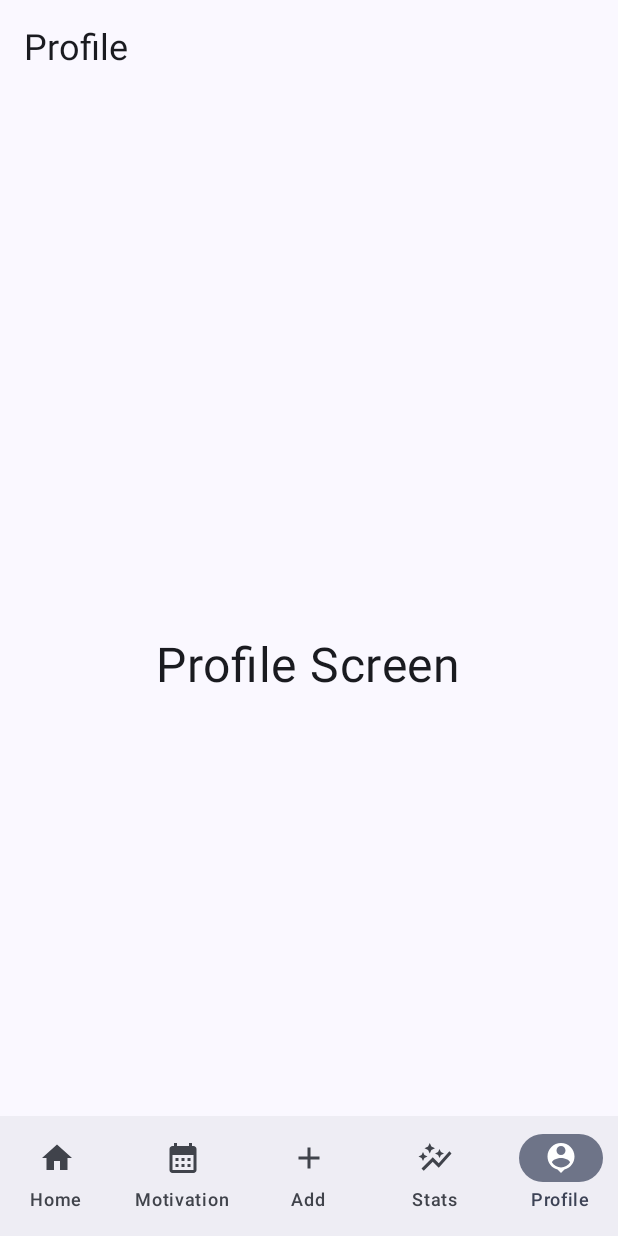
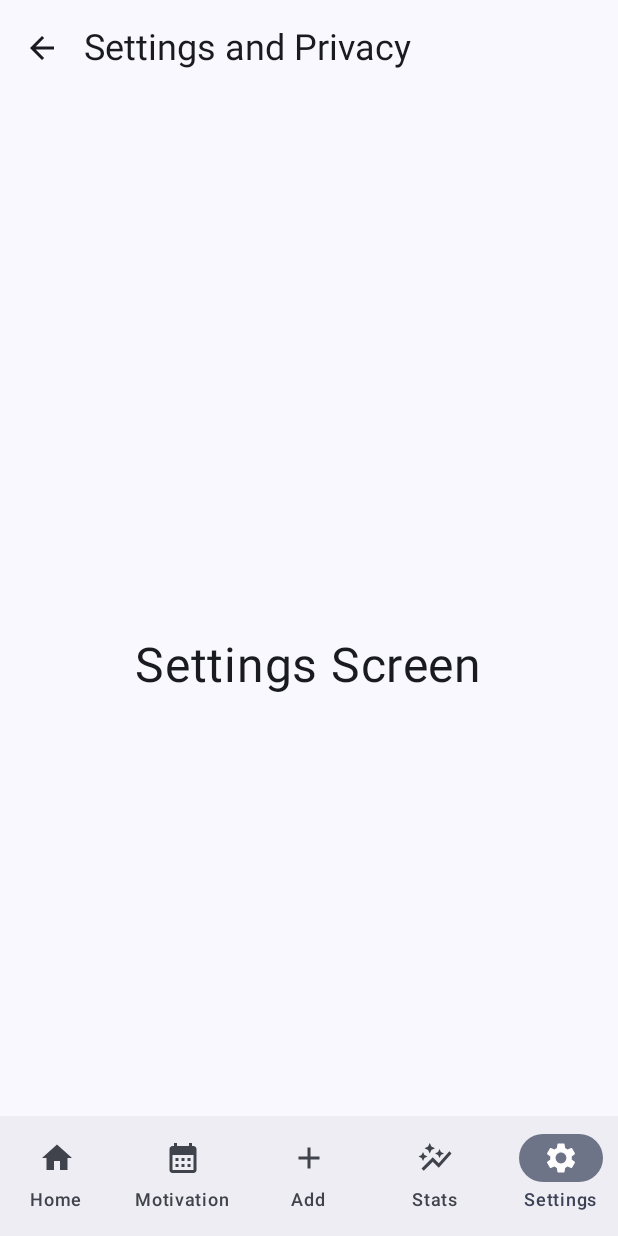
Before and after one commit to gem812/ADDappt, an Android app built with Jetpack Compose: the screen it shows after launch (MainActivity), item 5 of the bottom bar chosen, on a phone screen of 412 x 824 dp. Run offline under Robolectric (Android 15) with nearby library versions, the phone set to English and light mode, and no system bars.

Commit message:
updated Profile to Settings screen and added clickable back icon button

```diff
--- a/app/src/main/java/com/example/addappt/MainActivity.kt
+++ b/app/src/main/java/com/example/addappt/MainActivity.kt
@@ -4,19 +4,13 @@ import android.annotation.SuppressLint
 import android.os.Bundle
 import androidx.activity.ComponentActivity
 import androidx.activity.compose.setContent
-import androidx.compose.foundation.layout.fillMaxSize
 import androidx.compose.material3.ExperimentalMaterial3Api
 import androidx.compose.material3.Icon
-import androidx.compose.material3.MaterialTheme
 import androidx.compose.material3.NavigationBar
 import androidx.compose.material3.NavigationBarItem
 import androidx.compose.material3.Scaffold
-import androidx.compose.material3.Surface
 import androidx.compose.material3.Text
-import androidx.compose.runtime.Composable
-import androidx.compose.ui.Modifier
 import androidx.compose.ui.res.painterResource
-import androidx.compose.ui.tooling.preview.Preview
 import androidx.navigation.compose.NavHost
 import androidx.navigation.compose.composable
 import androidx.navigation.compose.currentBackStackEntryAsState
@@ -24,7 +18,7 @@ import androidx.navigation.compose.rememberNavController
 import com.example.addappt.screens.AddScreen
 import com.example.addappt.screens.HomeScreen
 import com.example.addappt.screens.MotivationScreen
-import com.example.addappt.screens.ProfileScreen
+import com.example.addappt.screens.SettingsScreen
 import com.example.addappt.screens.StatsScreen
 import com.example.addappt.ui.theme.ADDapptTheme
 
@@ -102,15 +96,15 @@ class MainActivity : ComponentActivity() {
                             )
                             NavigationBarItem(
                                 selected = backstackEntry.value?.destination?.route.equals(
-                                    ProfileScreen().route) ,
-                                onClick = { navController.navigate(ProfileScreen().route)},
+                                    SettingsScreen().route) ,
+                                onClick = { navController.navigate(SettingsScreen().route)},
                                 label = {
-                                    Text("Profile")
+                                    Text("Settings")
                                 },
                                 icon = {
                                     Icon(
-                                        painter = painterResource(id = R.drawable.ic_profile),
-                                        contentDescription = "Profile Icon"
+                                        painter = painterResource(id = R.drawable.ic_settings),
+                                        contentDescription = "Settings Icon"
                                     )
                                 }
                             )
@@ -134,8 +128,8 @@ class MainActivity : ComponentActivity() {
                                 StatsScreen().Create()
 
                             }
-                            composable(ProfileScreen().route) {
-                                ProfileScreen().Create()
+                            composable(SettingsScreen().route) {
+                                SettingsScreen().Create(navController = navController)
 
                         }
                         }
--- a/app/src/main/java/com/example/addappt/screens/ProfileScreen.kt
+++ /dev/null
@@ -1,44 +0,0 @@
-package com.example.addappt.screens
-
-import android.annotation.SuppressLint
-import androidx.compose.foundation.layout.Arrangement
-import androidx.compose.foundation.layout.Column
-import androidx.compose.foundation.layout.fillMaxSize
-import androidx.compose.foundation.layout.padding
-import androidx.compose.material3.ExperimentalMaterial3Api
-import androidx.compose.material3.Scaffold
-import androidx.compose.material3.Text
-import androidx.compose.material3.TopAppBar
-import androidx.compose.runtime.Composable
-import androidx.compose.ui.Alignment
-import androidx.compose.ui.Modifier
-import androidx.compose.ui.unit.sp
-
-class ProfileScreen {
-
-    val route = "profile"
-
-    @SuppressLint("UnusedMaterial3ScaffoldPaddingParameter")
-    @OptIn(ExperimentalMaterial3Api::class)
-    @Composable
-    fun Create() {
-        Scaffold (
-            topBar = {
-                TopAppBar(
-                    title = { Text("Profile", fontSize = 24.sp) }
-                )
-            },
-            content = {
-                Column(
-                    modifier = Modifier
-                        .padding(it)
-                        .fillMaxSize(),
-                    Arrangement.Center,
-                    Alignment.CenterHorizontally
-                ){
-                    Text("Profile Screen", fontSize = 32.sp)
-                }
-            }
-        )
-    }
-}
--- /dev/null
+++ b/app/src/main/java/com/example/addappt/screens/SettingsScreen.kt
@@ -0,0 +1,73 @@
+package com.example.addappt.screens
+
+import android.annotation.SuppressLint
+import androidx.compose.foundation.clickable
+import androidx.compose.foundation.layout.Arrangement
+import androidx.compose.foundation.layout.Column
+import androidx.compose.foundation.layout.Row
+import androidx.compose.foundation.layout.Spacer
+import androidx.compose.foundation.layout.fillMaxSize
+import androidx.compose.foundation.layout.padding
+import androidx.compose.material3.ExperimentalMaterial3Api
+import androidx.compose.material3.Icon
+import androidx.compose.material3.Scaffold
+import androidx.compose.material3.Text
+import androidx.compose.material3.TopAppBar
+import androidx.compose.runtime.Composable
+import androidx.compose.ui.Alignment
+import androidx.compose.ui.Modifier
+import androidx.compose.ui.platform.LocalContext
+import androidx.compose.ui.res.painterResource
+import androidx.compose.ui.tooling.preview.Preview
+import androidx.compose.ui.unit.dp
+import androidx.compose.ui.unit.sp
+import androidx.navigation.NavController
+import com.example.addappt.R
+
+class SettingsScreen {
+
+    val route = "settings"
+
+    @SuppressLint("UnusedMaterial3ScaffoldPaddingParameter")
+    @OptIn(ExperimentalMaterial3Api::class)
+    @Composable
+    fun Create(navController : NavController) {
+        Scaffold (
+            topBar = {
+                TopAppBar(
+                    title = {
+                        Row(
+                            verticalAlignment = Alignment.CenterVertically
+                        ){
+                            Icon(
+                                painter = painterResource(id = R.drawable.ic_arrow_back),
+                                contentDescription = "Arrow back",
+                                modifier = Modifier
+                                    .clickable { navController.popBackStack() })
+                            Spacer(modifier = Modifier.padding(horizontal = 8.dp))
+                            Text("Settings and Privacy", fontSize = 24.sp)
+                        }
+
+                    }
+                )
+            },
+            content = {
+                Column(
+                    modifier = Modifier
+                        .padding(it)
+                        .fillMaxSize(),
+                    Arrangement.Center,
+                    Alignment.CenterHorizontally
+                ){
+                    Text("Settings Screen", fontSize = 32.sp)
+                }
+            }
+        )
+    }
+
+    @Preview
+    @Composable
+    fun PreviewSettingsScreen(){
+        Create(navController = NavController(LocalContext.current))
+    }
+}
--- /dev/null
+++ b/app/src/main/res/drawable/ic_arrow_back.xml
@@ -0,0 +1,5 @@
+<vector android:autoMirrored="true" android:height="24dp"
+    android:tint="#000000" android:viewportHeight="24"
+    android:viewportWidth="24" android:width="24dp" xmlns:android="http://schemas.android.com/apk/res/android">
+    <path android:fillColor="@android:color/white" android:pathData="M20,11H7.83l5.59,-5.59L12,4l-8,8 8,8 1.41,-1.41L7.83,13H20v-2z"/>
+</vector>
--- /dev/null
+++ b/app/src/main/res/drawable/ic_settings.xml
@@ -0,0 +1,5 @@
+<vector android:height="24dp" android:tint="#000000"
+    android:viewportHeight="24" android:viewportWidth="24"
+    android:width="24dp" xmlns:android="http://schemas.android.com/apk/res/android">
+    <path android:fillColor="@android:color/white" android:pathData="M19.14,12.94c0.04,-0.3 0.06,-0.61 0.06,-0.94c0,-0.32 -0.02,-0.64 -0.07,-0.94l2.03,-1.58c0.18,-0.14 0.23,-0.41 0.12,-0.61l-1.92,-3.32c-0.12,-0.22 -0.37,-0.29 -0.59,-0.22l-2.39,0.96c-0.5,-0.38 -1.03,-0.7 -1.62,-0.94L14.4,2.81c-0.04,-0.24 -0.24,-0.41 -0.48,-0.41h-3.84c-0.24,0 -0.43,0.17 -0.47,0.41L9.25,5.35C8.66,5.59 8.12,5.92 7.63,6.29L5.24,5.33c-0.22,-0.08 -0.47,0 -0.59,0.22L2.74,8.87C2.62,9.08 2.66,9.34 2.86,9.48l2.03,1.58C4.84,11.36 4.8,11.69 4.8,12s0.02,0.64 0.07,0.94l-2.03,1.58c-0.18,0.14 -0.23,0.41 -0.12,0.61l1.92,3.32c0.12,0.22 0.37,0.29 0.59,0.22l2.39,-0.96c0.5,0.38 1.03,0.7 1.62,0.94l0.36,2.54c0.05,0.24 0.24,0.41 0.48,0.41h3.84c0.24,0 0.44,-0.17 0.47,-0.41l0.36,-2.54c0.59,-0.24 1.13,-0.56 1.62,-0.94l2.39,0.96c0.22,0.08 0.47,0 0.59,-0.22l1.92,-3.32c0.12,-0.22 0.07,-0.47 -0.12,-0.61L19.14,12.94zM12,15.6c-1.98,0 -3.6,-1.62 -3.6,-3.6s1.62,-3.6 3.6,-3.6s3.6,1.62 3.6,3.6S13.98,15.6 12,15.6z"/>
+</vector>
```
